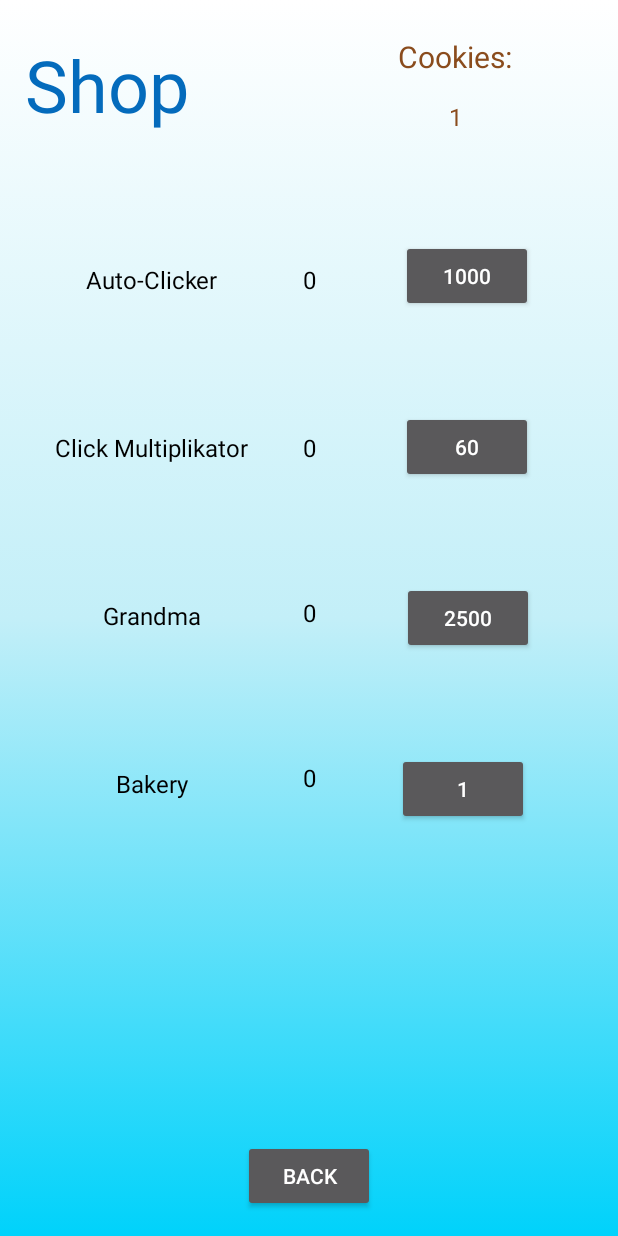
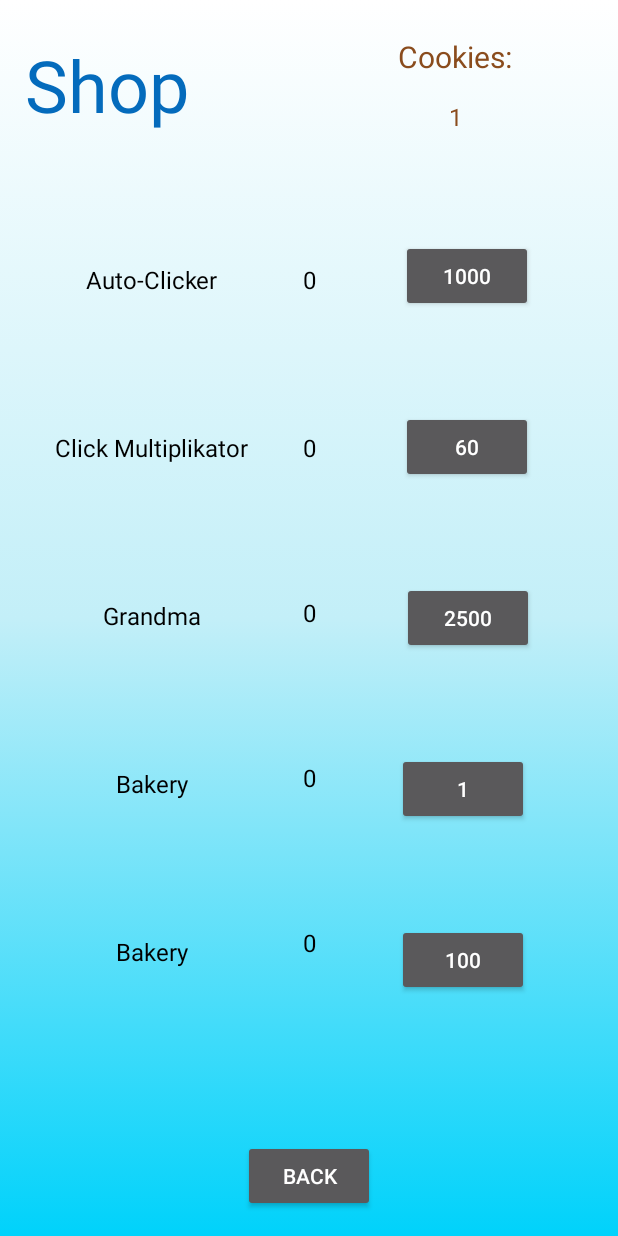
Before and after one commit to Dr-PPSN/Cookie-Klicker-App, an Android app: the screen it shows after launch (Shop), after a tap on "SHOP", on a phone screen of 412 x 824 dp. Run offline under Robolectric (Android 15) with nearby library versions, the phone set to English and light mode, and no system bars; our stand-ins replace AdMob; 1 other tap on this screen came first.

Commit message:
18.01 Start

```diff
--- a/app/src/main/java/com/example/cookieclickertest/MainActivity.java
+++ b/app/src/main/java/com/example/cookieclickertest/MainActivity.java
@@ -31,6 +31,8 @@ public class MainActivity extends AppCompatActivity {
     private static final String FILE_AUTO = "auto.txt";
     private static final String FILE_MULTI = "multi.txt";
     private static final String FILE_GRANDMA = "grandma.txt";
+    private static final String FILE_BAKERY = "bakery.txt";
+    private static final String FILE_FACTORY = "factory.txt";
     private static final String FILE_SOUND = "sound.txt";
     private static final String FILE_MUSIC = "music.txt";
     private static final String FILE_VIB = "vib.txt";
@@ -41,6 +43,8 @@ public class MainActivity extends AppCompatActivity {
     public int multi = 0;
     public int clickvalue = 1;
     public int grandma = 0;
+    public int bakery = 0;
+    public int factory = 0;
     public int cheat = 0;
     public int soundCheck = 1;
     public int music = 1;
@@ -67,6 +71,8 @@ public class MainActivity extends AppCompatActivity {
         auto = loadFile(digitsFromFile, FILE_AUTO);
         multi = loadFile(digitsFromFile, FILE_MULTI);
         grandma = loadFile(digitsFromFile, FILE_GRANDMA);
+        bakery = loadFile(digitsFromFile, FILE_BAKERY);
+        factory = loadFile(digitsFromFile, FILE_FACTORY);
         soundCheck = loadFile(1, FILE_SOUND);
         music = loadFile(1, FILE_MUSIC);
         vib = loadFile(1, FILE_VIB);
@@ -138,13 +144,15 @@ public class MainActivity extends AppCompatActivity {
             }, delay);
         }
 
-        if (grandma > 0){
+        if (grandma > 0 || bakery > 0 || factory > 0){
             final Handler grandmaHandler = new Handler();
             final int delay = 1000;
 
             grandmaHandler.postDelayed(new Runnable(){
                 public void run() {
                     grandmaFunctionality(grandma);
+                    backeryFunctionality(bakery);
+                    factoryFunctionality(factory);
                     grandmaHandler.postDelayed(this, delay);
                 }
             }, delay);
@@ -182,6 +190,7 @@ public class MainActivity extends AppCompatActivity {
         saveToFile(String.valueOf(auto),FILE_AUTO);
         saveToFile(String.valueOf(multi),FILE_MULTI);
         saveToFile(String.valueOf(grandma), FILE_GRANDMA);
+        saveToFile(String.valueOf(bakery), FILE_BAKERY);
     }
 
     private void saveToFile(String data, String FILE){
@@ -269,6 +278,14 @@ public class MainActivity extends AppCompatActivity {
         int grandmaValue = 50 * grandma;
         textView_counter.setText(String.valueOf(Integer.parseInt((String) textView_counter.getText())+(grandmaValue)));
     }
+    public void backeryFunctionality(int bakery){
+        int bakeryValue = 100000 * bakery;
+        textView_counter.setText(String.valueOf(Integer.parseInt((String) textView_counter.getText())+(bakeryValue)));
+    }
+    public void factoryFunctionality(int factory){
+        int factoryValue = 1000000 * factory;
+        textView_counter.setText(String.valueOf(Integer.parseInt((String) textView_counter.getText())+(factoryValue)));
+    }
     public void playBackgroundMusic(int id){
         mediaPlayerMusic = MediaPlayer.create(MainActivity.this, id);
         mediaPlayerMusic.setLooping(true);
--- a/app/src/main/java/com/example/cookieclickertest/Shop.java
+++ b/app/src/main/java/com/example/cookieclickertest/Shop.java
@@ -8,8 +8,6 @@ import android.util.Log;
 import android.view.View;
 import android.widget.Button;
 import android.widget.TextView;
-
-import org.w3c.dom.Text;
 
 import java.io.BufferedReader;
 import java.io.FileInputStream;
@@ -25,6 +23,7 @@ public class Shop extends AppCompatActivity {
     private static final String FILE_MULTI = "multi.txt";
     private static final String FILE_GRANDMA = "grandma.txt";
     private static final String FILE_BAKERY = "bakery.txt";
+    private static final String FILE_FACTORY = "factory.txt";
     public int digitsFromFile = 0;
     public int score = 0;
     public int score2 = 0;
@@ -32,6 +31,7 @@ public class Shop extends AppCompatActivity {
     public int multi = 0;
     public int grandma = 0;
     public int bakery = 0;
+    public int factory = 0;
 
     //TODO: 2 or 3 New Shop Objects to buy with Billions
     //TODO: button to get Cookies after watching a 30 sec Ad
@@ -45,12 +45,14 @@ public class Shop extends AppCompatActivity {
         Button button_buy_multi = findViewById(R.id.button_buy_multi);
         Button button_buy_grandma = findViewById(R.id.button_buy_grandma);
         Button button_buy_bakery = findViewById(R.id.button_buy_bakery);
+        Button button_buy_factory = findViewById(R.id.button_buy_factory);
         TextView anzahl_auto = findViewById(R.id.anzahl_auto);
         TextView anzahl_multi = findViewById(R.id.anzahl_multi);
         TextView textView_counter_shop = findViewById(R.id.textView_counter_shop);
         TextView anzahl_grandma = findViewById(R.id.anzahl_grandma);
         TextView billions_text2 = findViewById(R.id.billion_text2);
         TextView anzahl_bakery = findViewById(R.id.anzahl_bakery);
+        TextView anzahl_factory = findViewById(R.id.anzahl_factory);
 
         score = loadFile(digitsFromFile, FILE_SCORE);
         score2 = loadFile(digitsFromFile, FILE_SCORE2);
@@ -58,17 +60,20 @@ public class Shop extends AppCompatActivity {
         multi = loadFile(digitsFromFile, FILE_MULTI);
         grandma = loadFile(digitsFromFile, FILE_GRANDMA);
         bakery = loadFile(digitsFromFile, FILE_BAKERY);
+        factory = loadFile(digitsFromFile, FILE_FACTORY);
 
         int autoPreis = 1000;
         int multiPreis = 60;
         int grandmaPreis = 2500;
         int bakeryPreis = 1;
+        int factoryPreis = 100;
 
         textView_counter_shop.setText((String.valueOf(score)));
         anzahl_auto.setText(String.valueOf(auto));
         anzahl_multi.setText(String.valueOf(multi));
         anzahl_grandma.setText(String.valueOf(grandma));
         anzahl_bakery.setText(String.valueOf(bakery));
+        anzahl_factory.setText(String.valueOf(factory));
 
         if (auto != 0){
             for (int i = 0; i < auto; i++){
@@ -94,6 +99,12 @@ public class Shop extends AppCompatActivity {
             }
         }
         button_buy_bakery.setText(String.valueOf(bakeryPreis));
+        if (factory != 0){
+            for (int i = 0; i < factory; i++){
+                factoryPreis = factoryPreis * 2;
+            }
+        }
+        button_buy_factory.setText(String.valueOf(factoryPreis));
 
 
         if (score2 != 0){
@@ -118,7 +129,7 @@ public class Shop extends AppCompatActivity {
             int inputAnzahlAuto = Integer.parseInt(anzahl_auto.getText().toString());
             int buttonAutoText = Integer.parseInt(button_buy_auto.getText().toString());
                 if(score >= buttonAutoText) {
-                    int x1 = purchaseUpgrade(inputAnzahlAuto, buttonAutoText, score);
+                    int x1 = purchaseUpgrade(inputAnzahlAuto, buttonAutoText, score,1);
                     anzahl_auto.setText(String.valueOf(x1));
                     auto = x1;
                     String buffer = button_buy_auto.getText().toString();
@@ -133,7 +144,7 @@ public class Shop extends AppCompatActivity {
             int inputAnzahlMulti = Integer.parseInt(anzahl_multi.getText().toString());
             int buttonMultiText = Integer.parseInt(button_buy_multi.getText().toString());
             if(score >= buttonMultiText) {
-                    int x2 = purchaseUpgrade(inputAnzahlMulti, buttonMultiText, score);
+                    int x2 = purchaseUpgrade(inputAnzahlMulti, buttonMultiText, score,1);
                     anzahl_multi.setText(String.valueOf(x2));
                     multi = x2;
                     String buffer = button_buy_multi.getText().toString();
@@ -148,7 +159,7 @@ public class Shop extends AppCompatActivity {
             int inputAnzahlGrandma = Integer.parseInt(anzahl_grandma.getText().toString());
                 int buttonGrandmaText = Integer.parseInt(button_buy_grandma.getText().toString());
                 if (score >= buttonGrandmaText) {
-                    int x3 = purchaseUpgrade(inputAnzahlGrandma, buttonGrandmaText, score);
+                    int x3 = purchaseUpgrade(inputAnzahlGrandma, buttonGrandmaText, score,1);
                     anzahl_grandma.setText(String.valueOf(x3));
                     grandma = x3;
                     String buffer = button_buy_grandma.getText().toString();
@@ -160,12 +171,10 @@ public class Shop extends AppCompatActivity {
         });
 
         button_buy_bakery.setOnClickListener(v -> {
-            // TODO: Fix incrementation of anzahl_bakery ~~ bugged because of score2 vs score issues
             int inputAnzahlBakery = Integer.parseInt(anzahl_bakery.getText().toString());
             int buttonBakeryText = Integer.parseInt(button_buy_bakery.getText().toString());
             if(score2 >= buttonBakeryText){
-                score2 = score2 - Integer.parseInt(button_buy_bakery.getText().toString());
-                int x4 = purchaseUpgrade(inputAnzahlBakery, buttonBakeryText, score2);
+                int x4 = purchaseUpgrade(inputAnzahlBakery, buttonBakeryText, score2,2);
                 anzahl_bakery.setText(String.valueOf(x4));
                 bakery = x4;
                 String buffer = button_buy_bakery.getText().toString();
@@ -174,12 +183,30 @@ public class Shop extends AppCompatActivity {
                 textView_counter_shop.setText(String.valueOf(score2));
             }
         });
+        button_buy_factory.setOnClickListener(v -> {
+            int inputAnzahlFactory = Integer.parseInt(anzahl_factory.getText().toString());
+            int buttonFactoryText = Integer.parseInt(button_buy_factory.getText().toString());
+            if(score2 >= buttonFactoryText){
+                int x5 = purchaseUpgrade(inputAnzahlFactory, buttonFactoryText, score2,2);
+                anzahl_factory.setText(String.valueOf(x5));
+                factory = x5;
+                String buffer = button_buy_bakery.getText().toString();
+                int y = Integer.parseInt(buffer) * 2;
+                button_buy_factory.setText(String.valueOf(y));
+                textView_counter_shop.setText(String.valueOf(score2));
+            }
+
+        });
 
     }
-    public int purchaseUpgrade(int input, int buttonText, int scoreInt){
-        if(scoreInt >= buttonText){
+    //payment type 1 = normal, 2 = billions
+    public int purchaseUpgrade(int input, int buttonText, int scoreInt, int paymentType){
+        if(scoreInt >= buttonText && paymentType == 1){
             score = score - buttonText;
             return input+1;
+        } else if(scoreInt >= buttonText && paymentType == 2) {
+            score2 = score2 - buttonText;
+            return input +1;
         } else {
             return input;
         }
@@ -192,6 +219,7 @@ public class Shop extends AppCompatActivity {
         saveToFile(String.valueOf(multi),FILE_MULTI);
         saveToFile(String.valueOf(grandma), FILE_GRANDMA);
         saveToFile(String.valueOf(bakery), FILE_BAKERY);
+        saveToFile(String.valueOf(factory), FILE_FACTORY);
     }
 
     private void saveToFile(String data, String FILE){
--- a/app/src/main/res/layout/activity_shop.xml
+++ b/app/src/main/res/layout/activity_shop.xml
@@ -6,6 +6,18 @@
     android:layout_height="match_parent"
     android:background="@drawable/background_gradient"
     tools:context=".Shop">
+
+    <TextView
+        android:id="@+id/anzahl_factory"
+        android:layout_width="wrap_content"
+        android:layout_height="wrap_content"
+        android:layout_marginTop="88dp"
+        android:text="@string/_0"
+        android:textSize="16sp"
+        android:textColor="#000000"
+        app:layout_constraintEnd_toEndOf="parent"
+        app:layout_constraintStart_toStartOf="parent"
+        app:layout_constraintTop_toBottomOf="@+id/anzahl_bakery" />
 
     <TextView
         android:id="@+id/anzahl_bakery"
@@ -46,6 +58,20 @@
         app:layout_constraintTop_toBottomOf="@+id/textView2" />
 
     <TextView
+        android:id="@+id/textViewFactory"
+        android:layout_width="wrap_content"
+        android:layout_height="wrap_content"
+        android:layout_marginStart="8dp"
+        android:layout_marginTop="90dp"
+        android:layout_marginEnd="8dp"
+        android:text="@string/bakery"
+        android:textColor="#000000"
+        android:textSize="16sp"
+        app:layout_constraintEnd_toStartOf="@+id/anzahl_bakery"
+        app:layout_constraintStart_toStartOf="parent"
+        app:layout_constraintTop_toBottomOf="@+id/textViewBakery" />
+
+    <TextView
         android:id="@+id/textViewBakery"
         android:layout_width="wrap_content"
         android:layout_height="wrap_content"
@@ -84,6 +110,21 @@
         app:layout_constraintEnd_toStartOf="@+id/anzahl_auto"
         app:layout_constraintStart_toStartOf="parent"
         app:layout_constraintTop_toTopOf="parent" />
+
+    <Button
+        android:id="@+id/button_buy_factory"
+        android:layout_width="wrap_content"
+        android:layout_height="wrap_content"
+        android:layout_marginStart="8dp"
+        android:layout_marginTop="66dp"
+        android:layout_marginEnd="8dp"
+        android:hapticFeedbackEnabled="true"
+        android:text="@string/_1"
+        app:layout_constraintEnd_toEndOf="parent"
+        app:layout_constraintHorizontal_bias="0.474"
+        app:layout_constraintStart_toEndOf="@+id/anzahl_bakery"
+        app:layout_constraintTop_toBottomOf="@+id/button_buy_bakery" />
+
 
     <Button
         android:id="@+id/button_buy_bakery"
```
